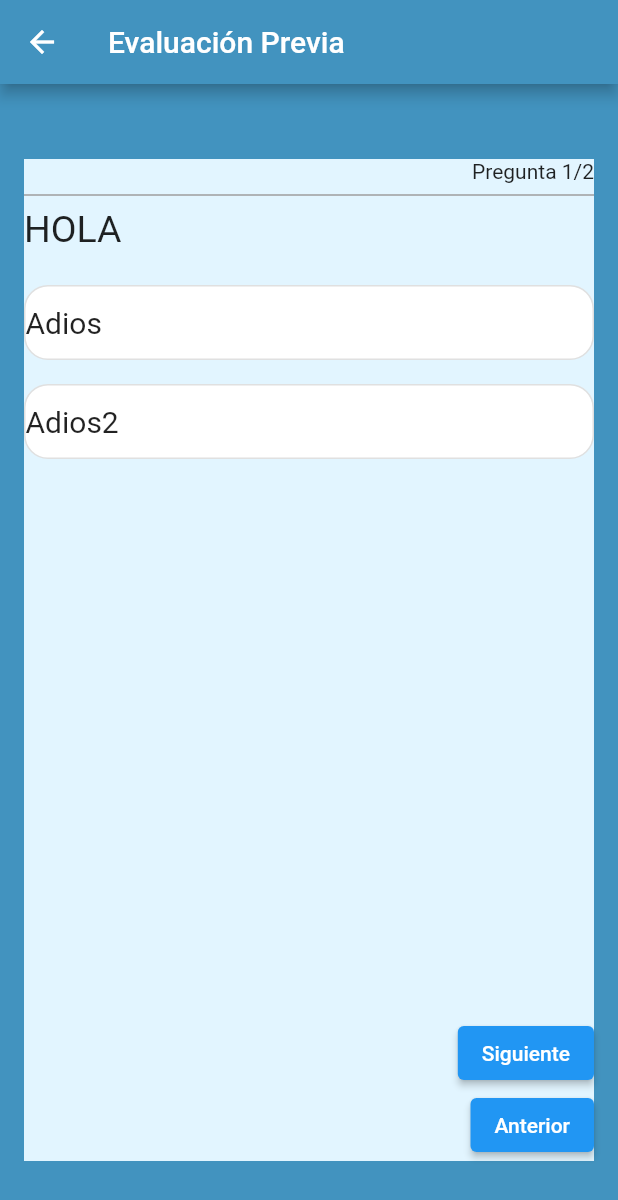
After one commit to xxHarper/serenev1, a Flutter app: the EvaluationPage screen opened directly, after a tap on "Siguiente", after a tap on "Anterior", on a phone screen of 412 x 824 dp. The commit adds this screen. Shown: the top 1200 px of the screen. Run offline on Flutter 3.47's test engine with Material 2 defaults, Android fonts, the phone set to English and light mode, and no system bars; our stand-ins replace animated_text_kit, better_player, cloud_firestore, firebase_auth, firebase_core, firebase_messaging and 5 more; accounts and stored records are empty.

Commit message:
Inicio idea preguntas

```diff
--- /dev/null
+++ b/lib/models/option_widget.dart
@@ -0,0 +1,60 @@
+import 'package:flutter/material.dart';
+import 'package:serenev1/models/question_model.dart';
+
+class OptionWidget extends StatelessWidget {
+  final Question question;
+  final ValueChanged<Option> onClikedOption;
+  const OptionWidget(
+      {Key? key, required this.question, required this.onClikedOption})
+      : super(key: key);
+
+  @override
+  Widget build(BuildContext context) {
+    return SingleChildScrollView(
+      child: Column(
+        children: question.options
+            .map((option) => buildOption(context, option))
+            .toList(),
+      ),
+    );
+  }
+
+  Widget buildOption(BuildContext context, Option option) {
+    final color = getColorForOption(option, question);
+    return GestureDetector(
+      onTap: () => onClikedOption(option),
+      child: Container(
+        height: 50,
+        margin: EdgeInsets.symmetric(vertical: 8),
+        decoration: BoxDecoration(
+            color: Colors.white,
+            borderRadius: BorderRadius.circular(16),
+            /* border: Border.all(color: Colors.grey)), */
+            border: Border.all(color: color)),
+        child: Row(
+          mainAxisAlignment: MainAxisAlignment.spaceBetween,
+          children: [
+            Text(
+              option.text,
+              style: TextStyle(fontSize: 20),
+            )
+          ],
+        ),
+      ),
+    );
+  }
+
+  Color getColorForOption(Option option, Question question) {
+    final isSelected = option == question.selectedOption;
+
+    if (question.isLocked) {
+      if (isSelected) {
+        return option.isCorrect ? Colors.green : Colors.red;
+      } else if (option.isCorrect) {
+        return Colors.green;
+      }
+    }
+
+    return Colors.grey.shade300;
+  }
+}
--- /dev/null
+++ b/lib/models/question_model.dart
@@ -0,0 +1,31 @@
+class Question {
+  final String text;
+  final List<Option> options;
+  bool isLocked;
+  Option? selectedOption;
+
+  Question(
+      {required this.text,
+      required this.options,
+      this.isLocked = false,
+      this.selectedOption});
+}
+
+class Option {
+  final String text;
+  final bool isCorrect;
+
+  const Option({required this.text, required this.isCorrect});
+}
+
+final questions = [
+  Question(text: "HOLA", options: [
+    const Option(text: "Adios", isCorrect: true),
+    const Option(text: "Adios2", isCorrect: false)
+  ]),
+
+  Question(text: "ADIOS", options: [
+    const Option(text: "Hola", isCorrect: false),
+    const Option(text: "Hola2", isCorrect: true)
+  ]),
+];
--- /dev/null
+++ b/lib/pages/evaluation_page.dart
@@ -0,0 +1,127 @@
+import 'package:flutter/material.dart';
+
+import '../models/question_model.dart';
+import '../services/local_storage.dart';
+import '../models/option_widget.dart';
+
+class EvaluationPage extends StatefulWidget {
+  const EvaluationPage({Key? key}) : super(key: key);
+
+  @override
+  _EvaluationPageState createState() => _EvaluationPageState();
+}
+
+class _EvaluationPageState extends State<EvaluationPage> {
+  int _questionNumber = LocalStorage.prefs.getInt("questionNumber") ?? 1;
+  PageController? _controller;
+
+  @override
+  void initState() {
+    super.initState();
+    _controller = PageController(initialPage: 0);
+  }
+
+  @override
+  Widget build(BuildContext context) {
+    return Scaffold(
+      appBar: AppBar(
+        title: Text("Evaluación Previa"),
+        backgroundColor: Color(0xff4293BF),
+      ),
+      body: Container(
+        width: double.infinity,
+        /* BACKGROUND COLOR  */
+        color: Color(0xff4293BF),
+        child: Container(
+          color: Color(0xffE2F5FF),
+          /* margin: EdgeInsets.all(15.0), */
+          margin: EdgeInsets.symmetric(vertical: 50, horizontal: 16),
+          child: Column(
+            crossAxisAlignment: CrossAxisAlignment.end,
+            children: [
+              Text("Pregunta $_questionNumber/${questions.length}"),
+              Divider(
+                thickness: 1,
+                color: Colors.grey,
+              ),
+              Expanded(
+                child: PageView.builder(
+                  controller: _controller,
+                  itemCount: questions.length,
+                  physics: NeverScrollableScrollPhysics(),
+                  itemBuilder: (context, index) {
+                    final _question = questions[index];
+                    return buildQuestion(_question);
+                  },
+                ),
+              ),
+              buildElevatedButton(),
+              ElevatedButton(
+                  onPressed: () {
+                    _controller!.previousPage(
+                        duration: Duration(milliseconds: 250),
+                        curve: Curves.easeInExpo);
+
+                    setState(() {
+                      _questionNumber--;
+                      LocalStorage.prefs
+                          .setInt("questionNumber", _questionNumber);
+                    });
+                  },
+                  child: Text("Anterior")),
+            ],
+          ),
+        ),
+      ),
+    );
+  }
+
+  Column buildQuestion(Question question) {
+    return Column(
+      crossAxisAlignment: CrossAxisAlignment.start,
+      children: [
+        Text(
+          question.text,
+          style: TextStyle(fontSize: 25),
+        ),
+        SizedBox(
+          height: 15,
+        ),
+        Expanded(
+          child: OptionWidget(
+            question: question,
+            onClikedOption: (option) {
+              if (question.isLocked) {
+                return;
+              } else {
+                setState(() {
+                  question.isLocked = true;
+                  question.selectedOption = option;
+                });
+              }
+            },
+          ),
+        ),
+      ],
+    );
+  }
+
+  ElevatedButton buildElevatedButton() {
+    return ElevatedButton(
+        onPressed: () {
+          if (_questionNumber < questions.length) {
+            _controller!.nextPage(
+                duration: Duration(milliseconds: 250),
+                curve: Curves.easeInExpo);
+
+            setState(() {
+              _questionNumber++;
+              LocalStorage.prefs.setInt("questionNumber", _questionNumber);
+            });
+          } else {}
+        },
+        child: Text(_questionNumber < questions.length
+            ? "Siguiente"
+            : "Ver Resultado"));
+  }
+}
--- a/lib/pages/home_page.dart
+++ b/lib/pages/home_page.dart
@@ -3,6 +3,7 @@ import 'package:firebase_auth/firebase_auth.dart';
 import 'package:firebase_messaging/firebase_messaging.dart';
 import 'package:flutter/material.dart';
 import 'package:flutter_local_notifications/flutter_local_notifications.dart';
+import 'package:serenev1/pages/evaluation_page.dart';
 
 import '../read-data/get_user_name.dart';
 import '../services/notification_services.dart';
@@ -101,7 +102,13 @@ class _HomePageState extends State<HomePage> {
               height: 100,
               child: Center(
                 child: OutlinedButton(
-                  onPressed: null,
+                  onPressed: () {
+                    Navigator.push(
+                      context,
+                      MaterialPageRoute(
+                          builder: (context) => const EvaluationPage()),
+                    );
+                  },
                   child: Text("Evaluación Previa",
                       style: TextStyle(color: Colors.white, fontSize: 18)),
                   style: OutlinedButton.styleFrom(
@@ -130,7 +137,11 @@ class _HomePageState extends State<HomePage> {
                       padding: const EdgeInsets.symmetric(horizontal: 10),
                       children: <Widget>[
                         Container(
-                          child: Center(child: Text("1. Aumenta tu motivación", textAlign: TextAlign.center,)),
+                          child: Center(
+                              child: Text(
+                            "1. Aumenta tu motivación",
+                            textAlign: TextAlign.center,
+                          )),
                           height: 200,
                           margin: const EdgeInsets.all(10),
                           decoration: BoxDecoration(
@@ -147,7 +158,11 @@ class _HomePageState extends State<HomePage> {
                           ),
                         ),
                         Container(
-                          child: Center(child: Text("2. Hábitos saludables", textAlign: TextAlign.center,)),
+                          child: Center(
+                              child: Text(
+                            "2. Hábitos saludables",
+                            textAlign: TextAlign.center,
+                          )),
                           height: 200,
                           margin: const EdgeInsets.all(10),
                           decoration: BoxDecoration(
@@ -162,8 +177,13 @@ class _HomePageState extends State<HomePage> {
                               ),
                             ],
                           ),
-                        ),Container(
-                          child: Center(child: Text("3. Mis apoyos y relaciones sociales", textAlign: TextAlign.center,)),
+                        ),
+                        Container(
+                          child: Center(
+                              child: Text(
+                            "3. Mis apoyos y relaciones sociales",
+                            textAlign: TextAlign.center,
+                          )),
                           height: 200,
                           margin: const EdgeInsets.all(10),
                           decoration: BoxDecoration(
@@ -178,8 +198,13 @@ class _HomePageState extends State<HomePage> {
                               ),
                             ],
                           ),
-                        ),Container(
-                          child: Center(child: Text("4. El poder de mis emociones", textAlign: TextAlign.center,)),
+                        ),
+                        Container(
+                          child: Center(
+                              child: Text(
+                            "4. El poder de mis emociones",
+                            textAlign: TextAlign.center,
+                          )),
                           height: 200,
                           margin: const EdgeInsets.all(10),
                           decoration: BoxDecoration(
@@ -194,8 +219,13 @@ class _HomePageState extends State<HomePage> {
                               ),
                             ],
                           ),
-                        ),Container(
-                          child: Center(child: Text("5. Viviendo en plenitud", textAlign: TextAlign.center,)),
+                        ),
+                        Container(
+                          child: Center(
+                              child: Text(
+                            "5. Viviendo en plenitud",
+                            textAlign: TextAlign.center,
+                          )),
                           height: 200,
                           margin: const EdgeInsets.all(10),
                           decoration: BoxDecoration(
@@ -210,8 +240,13 @@ class _HomePageState extends State<HomePage> {
                               ),
                             ],
                           ),
-                        ),Container(
-                          child: Center(child: Text("6. Afrontando situaciones", textAlign: TextAlign.center,)),
+                        ),
+                        Container(
+                          child: Center(
+                              child: Text(
+                            "6. Afrontando situaciones",
+                            textAlign: TextAlign.center,
+                          )),
                           height: 200,
                           margin: const EdgeInsets.all(10),
                           decoration: BoxDecoration(
--- a/pubspec.yaml
+++ b/pubspec.yaml
@@ -81,6 +81,7 @@ flutter:
     - assets/images/escom.png
     - assets/images/izta.png
     - assets/images/ipn.png
+    - assets/
   #   - images/a_dot_ham.jpeg
 
   # An image asset can refer to one or more resolution-specific "variants", see
```
